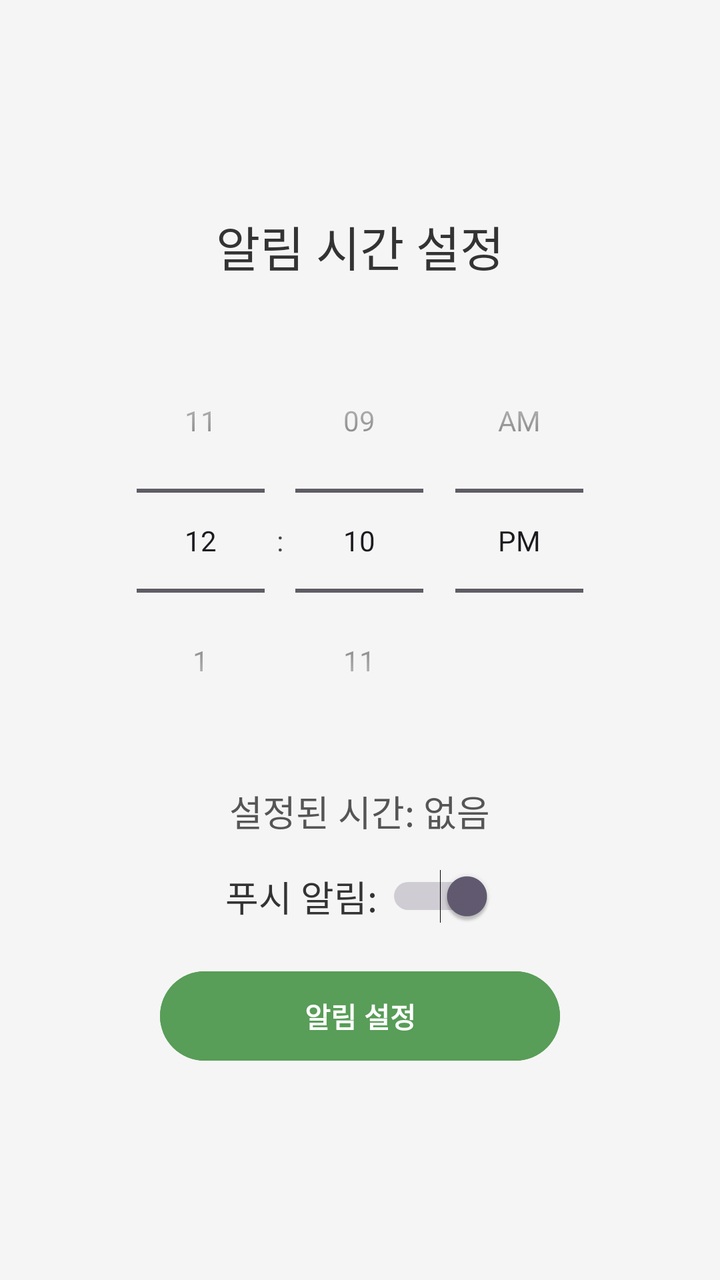
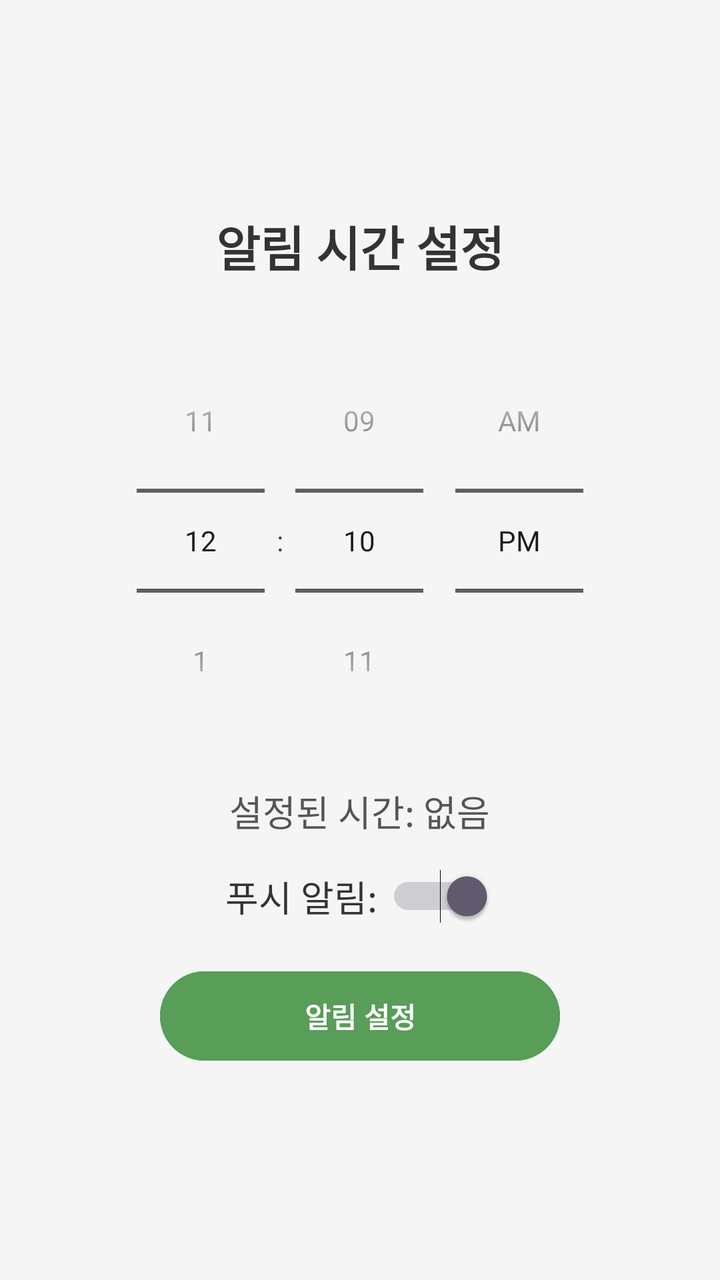

The first picture is an Android layout as it rendered before a commit; the second is the same layout after the commit. The layout source and the unified diff follow.
<!-- AndroidManifest.xml: application theme Theme.Recipe_rcm -->
<!-- res/layout/push_alram.xml -->
<?xml version="1.0" encoding="utf-8"?>
<LinearLayout xmlns:android="http://schemas.android.com/apk/res/android"
    android:layout_width="match_parent"
    android:layout_height="match_parent"
    android:orientation="vertical"
    android:gravity="center"
    android:padding="16dp"
    android:background="#F5F5F5">

    
    <TextView
        android:id="@+id/tvTitle"
        android:layout_width="wrap_content"
        android:layout_height="wrap_content"
        android:text="알림 시간 설정"
        android:textSize="24sp"
        android:textColor="#333333"
        android:fontFamily="sans-serif-medium"
        android:layout_marginBottom="24dp" />

    
    <android.widget.TimePicker
        android:id="@+id/timePicker"
        android:layout_width="wrap_content"
        android:layout_height="wrap_content"
        android:timePickerMode="spinner"
        android:layout_marginBottom="16dp" />

    
    <TextView
        android:id="@+id/tvSelectedTime"
        android:layout_width="wrap_content"
        android:layout_height="wrap_content"
        android:text="설정된 시간: 없음"
        android:textSize="18sp"
        android:textColor="#555555"
        android:layout_marginBottom="16dp" />

    
    <LinearLayout
        android:layout_width="wrap_content"
        android:layout_height="wrap_content"
        android:orientation="horizontal"
        android:gravity="center_vertical">

        <TextView
            android:id="@+id/tvSwitchLabel"
            android:layout_width="wrap_content"
            android:layout_height="wrap_content"
            android:text="푸시 알림: "
            android:textSize="18sp"
            android:textColor="#333333" />

        <Switch
            android:id="@+id/switchAlarm"
            android:layout_width="wrap_content"
            android:layout_height="wrap_content"
            android:checked="true" />
    </LinearLayout>

    
    <Button
        android:id="@+id/btnSetAlarm"
        android:layout_width="200dp"
        android:layout_height="wrap_content"
        android:backgroundTint="#589D58"
        android:textColor="#FFFFFF"
        android:text="알림 설정"
        android:textStyle="bold"
        android:padding="12dp"
        android:layout_marginTop="20dp"
        android:layout_gravity="center" />

</LinearLayout>
<!-- resources referenced by this layout -->
<resources>
  <style name="Theme.Recipe_rcm" parent="Base.Theme.Recipe_rcm" />
  <style name="Base.Theme.Recipe_rcm" parent="Theme.Material3.DayNight.NoActionBar">
          
          
      </style>
</resources>

<!-- the commit's change to res/layout/push_alram.xml (unified diff, before → after) -->
@@ -14,6 +14,7 @@
         android:layout_height="wrap_content"
         android:text="알림 시간 설정"
         android:textSize="24sp"
+        android:textStyle="bold"
         android:textColor="#333333"
         android:fontFamily="sans-serif-medium"
         android:layout_marginBottom="24dp" />
